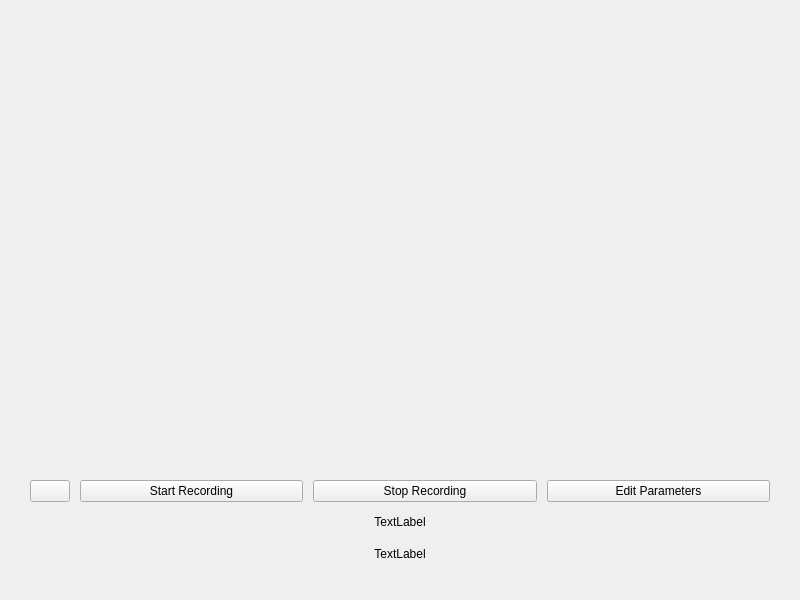
NK5fr/camera_manager, file camerawidget.ui: the form before one commit.
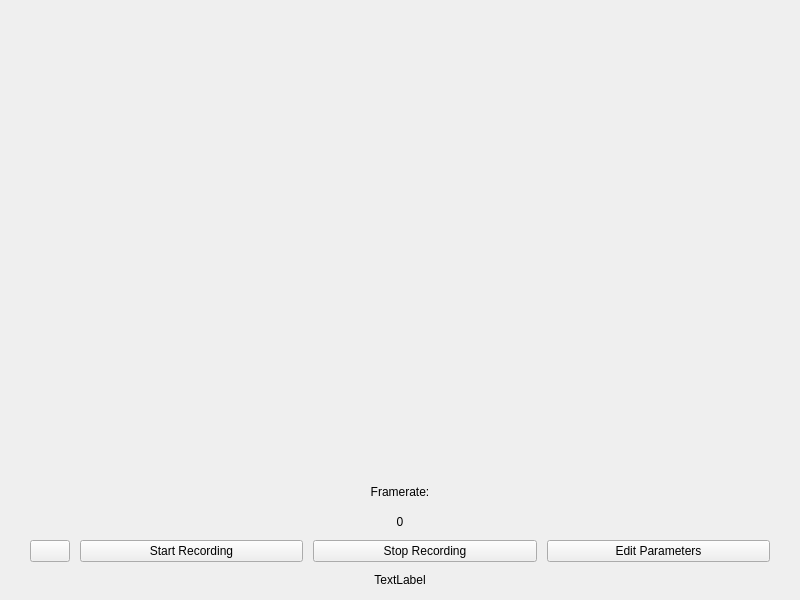
The form after the commit.

Commit message: changed how windows close, added framerate above buttons

Patch:
```diff
--- a/camerawidget.ui
+++ b/camerawidget.ui
@@ -19,10 +19,30 @@
      <x>30</x>
      <y>480</y>
      <width>740</width>
-     <height>87</height>
+     <height>141</height>
     </rect>
    </property>
    <layout class="QVBoxLayout" name="verticalLayout">
+    <item>
+     <widget class="QLabel" name="label">
+      <property name="text">
+       <string>Framerate:</string>
+      </property>
+      <property name="alignment">
+       <set>Qt::AlignCenter</set>
+      </property>
+     </widget>
+    </item>
+    <item>
+     <widget class="QLabel" name="framerate">
+      <property name="text">
+       <string>0</string>
+      </property>
+      <property name="alignment">
+       <set>Qt::AlignCenter</set>
+      </property>
+     </widget>
+    </item>
     <item>
      <layout class="QHBoxLayout" name="horizontalLayout">
       <property name="spacing">
```
The commit also changes 10 other files.
